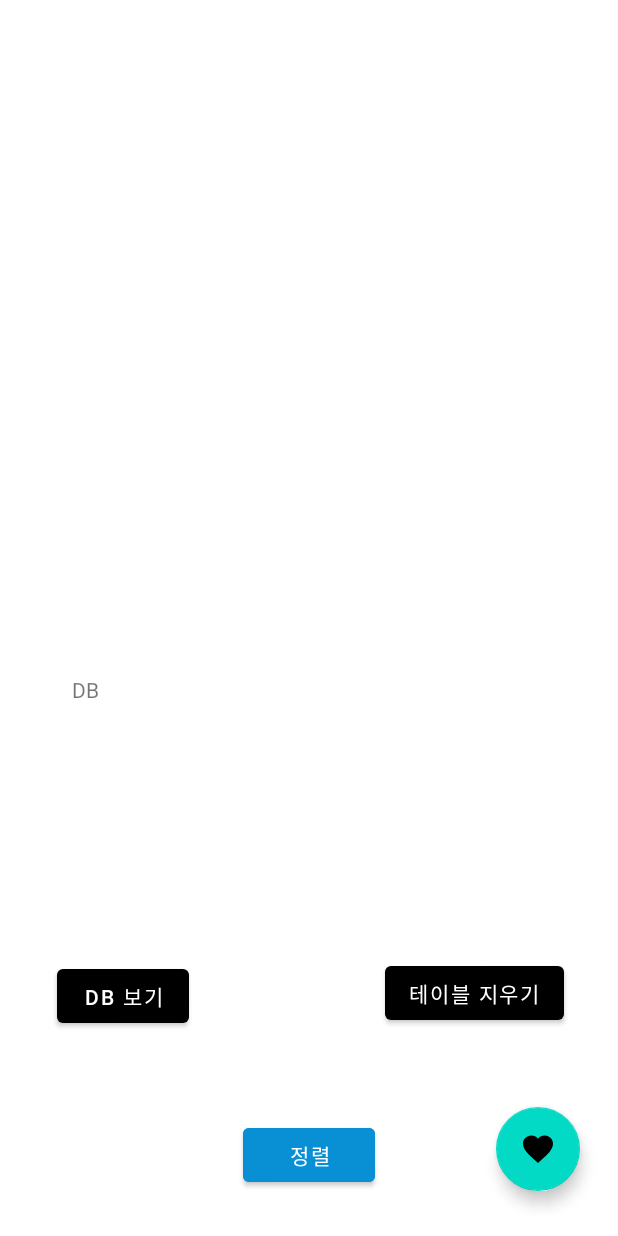
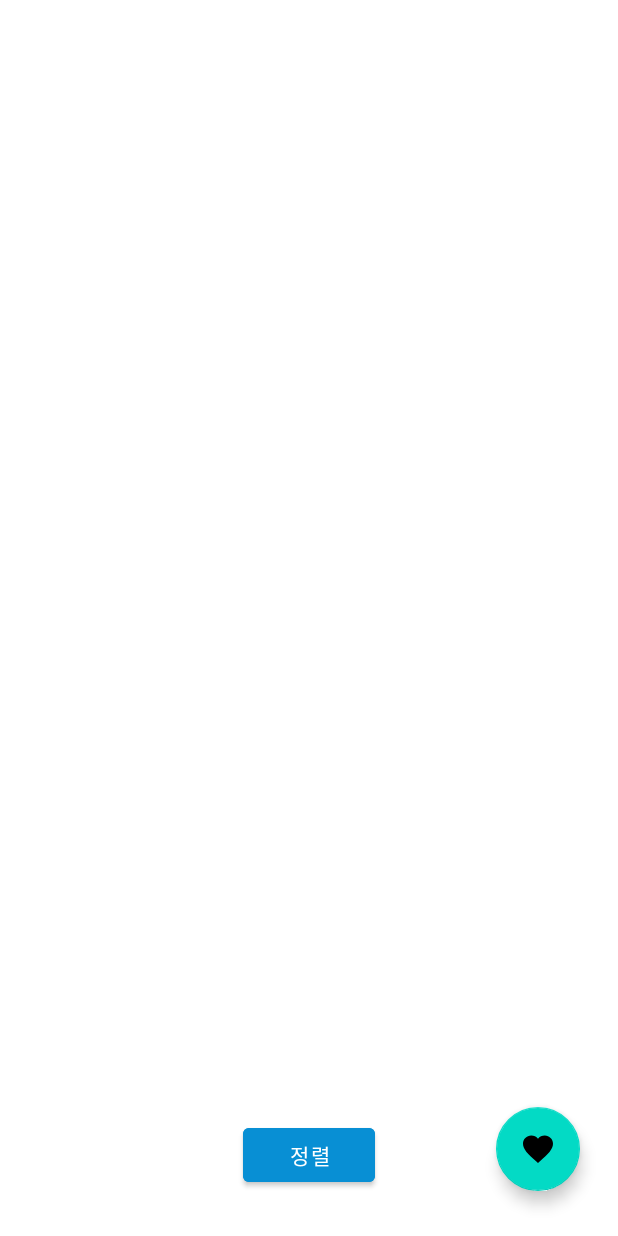
Before and after one commit to plusjob70/CustomLottoGenerator, an Android app: the ResultActivity screen opened directly, with no data from a screen before it, on a phone screen of 412 x 824 dp. Run offline under Robolectric (Android 15) with nearby library versions, the phone set to English and light mode, and no system bars; 1 statement that could not run was skipped.

```diff
--- a/app/src/main/java/com/example/lotto/ResultActivity.kt
+++ b/app/src/main/java/com/example/lotto/ResultActivity.kt
@@ -75,15 +75,6 @@ class ResultActivity : AppCompatActivity() {
                 }
             }
 
-            showDBButton.setOnClickListener {
-                dbTextView.text = dbHelper!!.getAllByteArray().toString()
-                testImageView.setImageBitmap(getBitmapFromByteArray(dbHelper!!.getAllByteArray()[0]))
-            }
-
-            delTableButton.setOnClickListener {
-                dbHelper!!.deleteTable()
-            }
-
         }
     }
 
--- a/app/src/main/res/layout/activity_result.xml
+++ b/app/src/main/res/layout/activity_result.xml
@@ -90,52 +90,4 @@
         app:layout_constraintEnd_toEndOf="parent"
         app:srcCompat="@drawable/ic_baseline_favorite_24" />
 
-    <Button
-        android:id="@+id/delTableButton"
-        android:layout_width="wrap_content"
-        android:layout_height="wrap_content"
-        android:layout_marginEnd="36dp"
-        android:layout_marginBottom="52dp"
-        android:text="테이블 지우기"
-        app:layout_constraintBottom_toTopOf="@+id/addFavNumButton"
-        app:layout_constraintEnd_toEndOf="parent" />
-
-    <TextView
-        android:id="@+id/dbTextView"
-        android:layout_width="300dp"
-        android:layout_height="120dp"
-        android:layout_marginStart="47dp"
-        android:layout_marginEnd="64dp"
-        android:layout_marginBottom="176dp"
-        android:text="DB"
-        app:layout_constraintBottom_toTopOf="@+id/sortButton"
-        app:layout_constraintEnd_toEndOf="parent"
-        app:layout_constraintStart_toStartOf="parent" />
-
-    <Button
-        android:id="@+id/showDBButton"
-        android:layout_width="wrap_content"
-        android:layout_height="wrap_content"
-        android:layout_marginStart="37dp"
-        android:layout_marginEnd="286dp"
-        android:layout_marginBottom="136dp"
-        android:text="DB 보기"
-        app:layout_constraintBottom_toBottomOf="parent"
-        app:layout_constraintEnd_toEndOf="parent"
-        app:layout_constraintHorizontal_bias="1.0"
-        app:layout_constraintStart_toStartOf="parent" />
-
-    <ImageView
-        android:id="@+id/testImageView"
-        android:backgroundTint="@color/ocean_blue"
-        android:layout_width="254dp"
-        android:layout_height="40dp"
-        android:layout_marginStart="13dp"
-        android:layout_marginTop="32dp"
-        android:layout_marginEnd="22dp"
-        app:layout_constraintEnd_toEndOf="parent"
-        app:layout_constraintStart_toStartOf="parent"
-        app:layout_constraintTop_toTopOf="parent"
-        tools:srcCompat="@tools:sample/avatars" />
-
 </androidx.constraintlayout.widget.ConstraintLayout>
```
Also changed, not shown: app/src/main/java/com/example/lotto/DBHelper.kt (+8 -4 lines), app/src/main/java/com/example/lotto/FavoriteNumbersActivity.kt (+6 -6 lines), app/src/main/res/layout/activity_favorite_numbers.xml (+12 -0 lines), app/src/main/res/layout/single_list.xml (+11 -11 lines).
